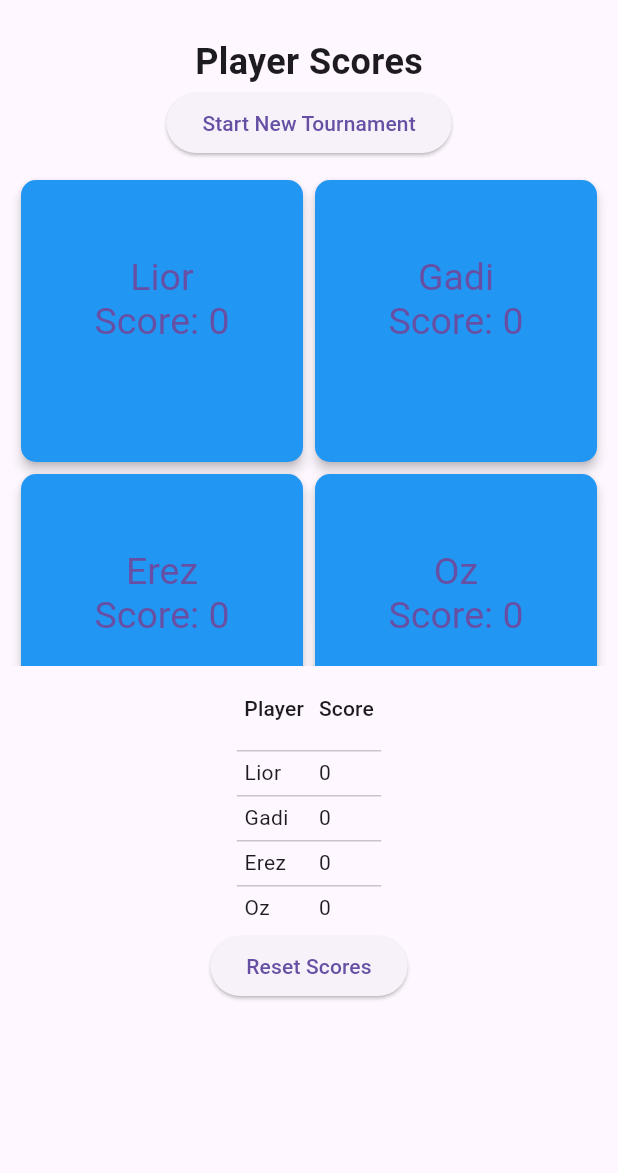
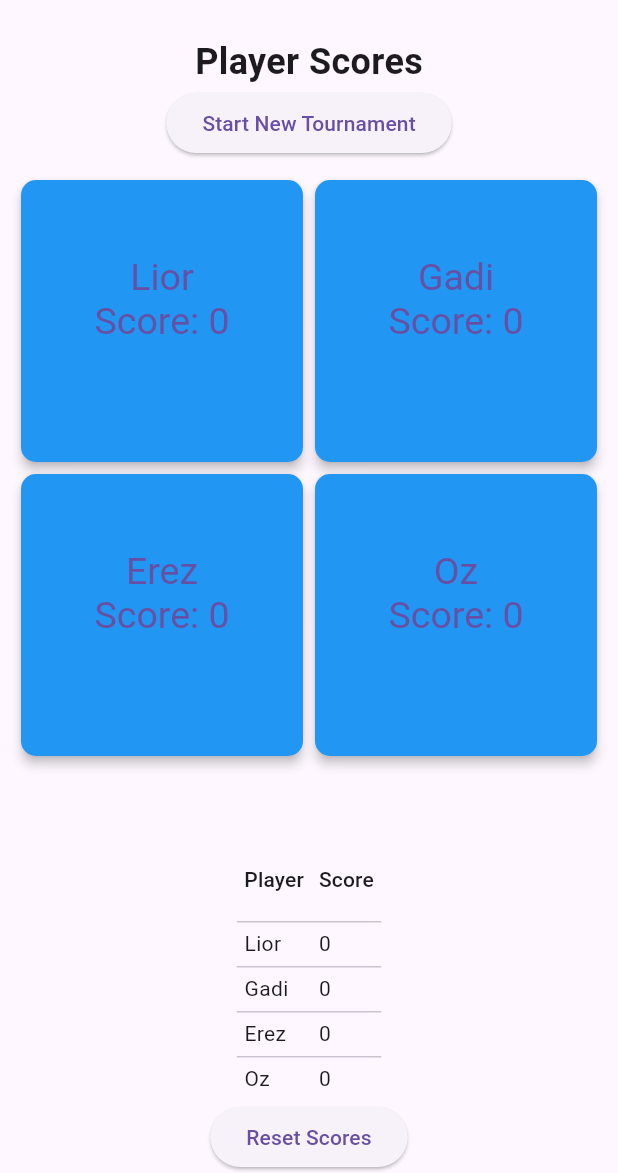
Before and after one commit to liorse/testing_flutter, a Flutter app: the screen it shows after launch, on a phone screen of 412 x 824 dp, the part 63-1236 px from its top. Run offline on Flutter 3.47's test engine with Material 3 defaults, Android fonts, the phone set to English and light mode, and no system bars.

Commit message:
looks deployable

```diff
--- a/lib/main.dart
+++ b/lib/main.dart
@@ -132,8 +132,10 @@ class ScoreTrackerState extends State<ScoreTracker> {
               }).toList(),
             ),
           ),
-          Flexible(
+          Align(
+            alignment: Alignment.bottomCenter,
             child: Column(
+              mainAxisSize: MainAxisSize.min,
               children: [
                 SingleChildScrollView(
                   child: DataTable(
```
